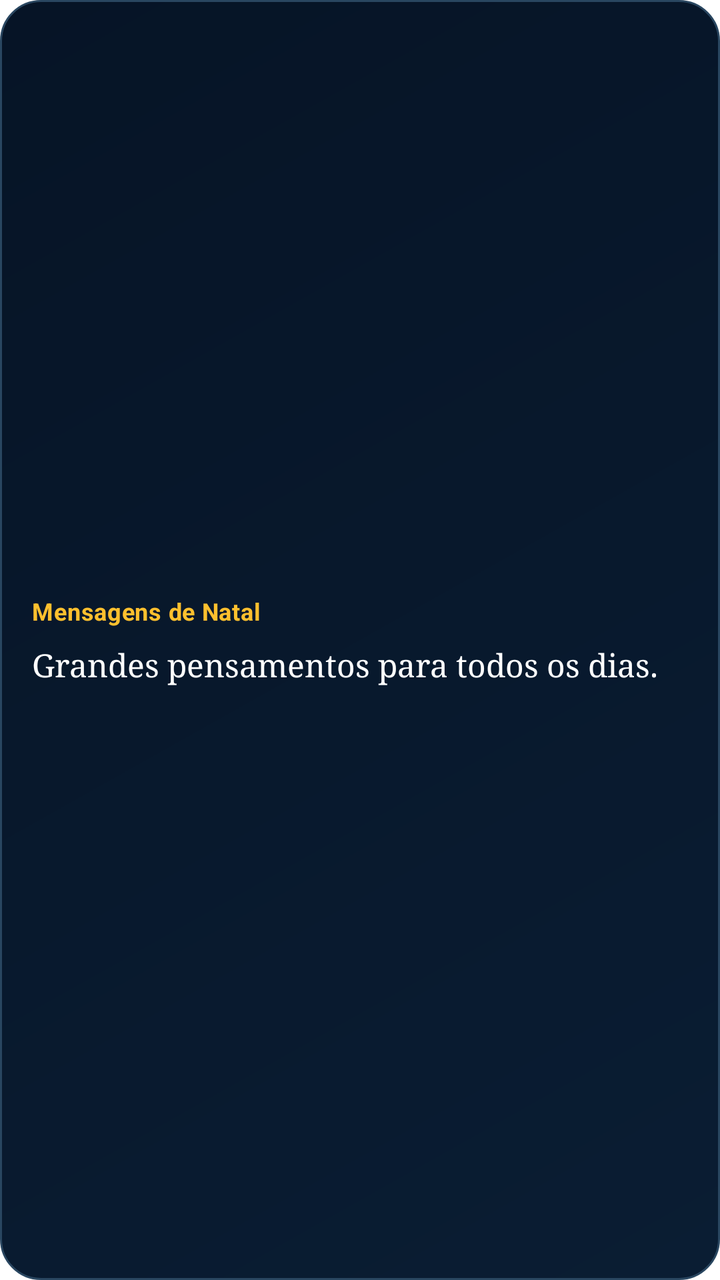
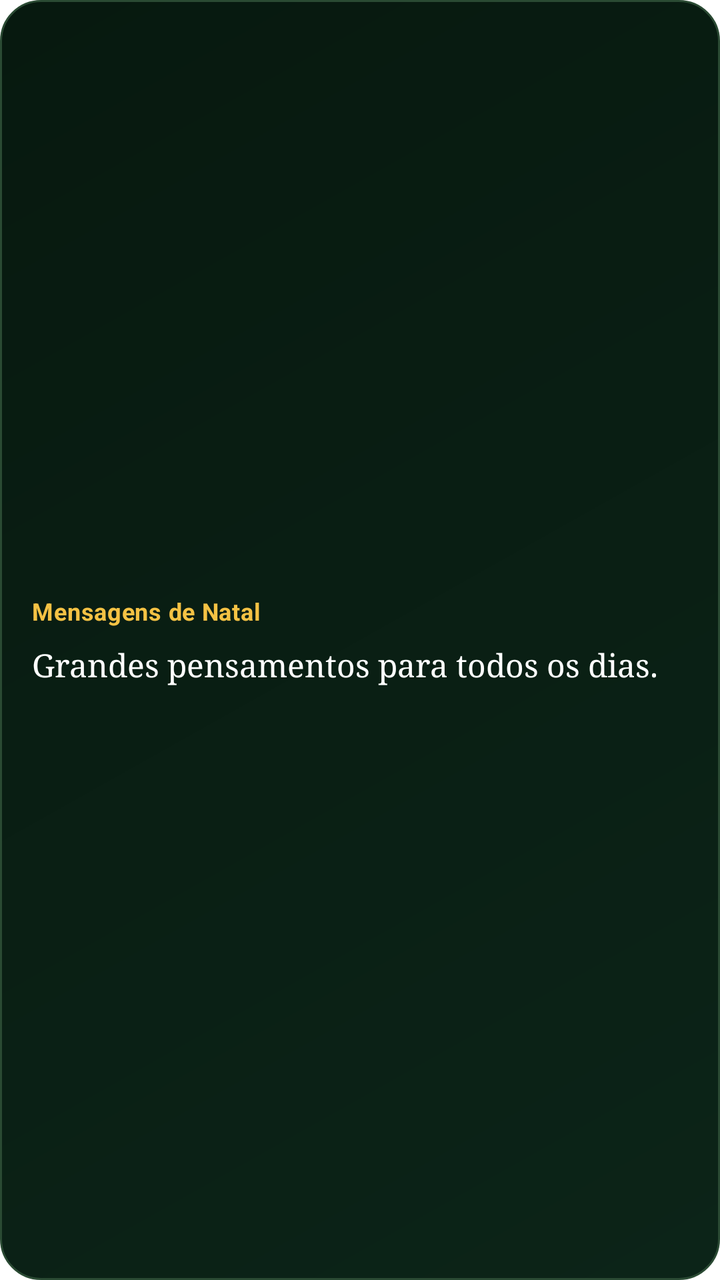

Screens rendered from an Android XML layout before and after an edit, with the pre-edit source and the edit as a unified diff.
<!-- AndroidManifest.xml: fallback theme Theme.MaterialComponents.DayNight.NoActionBar -->
<!-- res/layout/quote_widget.xml -->
<?xml version="1.0" encoding="utf-8"?>
<LinearLayout xmlns:android="http://schemas.android.com/apk/res/android"
    android:id="@+id/widget_root"
    android:layout_width="match_parent"
    android:layout_height="match_parent"
    android:orientation="vertical"
    android:background="@drawable/quote_widget_bg"
    android:padding="16dp"
    android:gravity="center_vertical">

    <TextView
        android:id="@+id/widget_appname"
        android:layout_width="wrap_content"
        android:layout_height="wrap_content"
        android:text="Mensagens de Natal"
        android:textColor="#FFC02E"
        android:textStyle="bold"
        android:textSize="12sp"
        android:letterSpacing="0.02"
        android:layout_marginBottom="8dp" />

    <TextView
        android:id="@+id/widget_quote"
        android:layout_width="match_parent"
        android:layout_height="wrap_content"
        android:text="Grandes pensamentos para todos os dias."
        android:textColor="#FFFFFF"
        android:textSize="16sp"
        android:fontFamily="serif"
        android:maxLines="4"
        android:ellipsize="end"
        android:lineSpacingMultiplier="1.15" />

</LinearLayout>
<!-- resources referenced by this layout -->
<resources>
  <!-- drawable quote_widget_bg (drawable) -->
  <?xml version="1.0" encoding="utf-8"?>
  <shape xmlns:android="http://schemas.android.com/apk/res/android"
      android:shape="rectangle">
      <gradient
          android:startColor="#0A1D33"
          android:endColor="#061426"
          android:angle="135" />
      <corners android:radius="20dp" />
      <stroke android:width="1dp" android:color="#294660" />
  </shape>
</resources>

<!-- the commit's change to res/layout/quote_widget.xml (unified diff, before → after) -->
@@ -13,7 +13,7 @@
         android:layout_width="wrap_content"
         android:layout_height="wrap_content"
         android:text="Mensagens de Natal"
-        android:textColor="#FFC02E"
+        android:textColor="#F5C244"
         android:textStyle="bold"
         android:textSize="12sp"
         android:letterSpacing="0.02"
<!-- resource entries referenced after the edit -->
@@ -5,11 +5,11 @@
   <shape xmlns:android="http://schemas.android.com/apk/res/android"
       android:shape="rectangle">
       <gradient
-          android:startColor="#0A1D33"
-          android:endColor="#061426"
+          android:startColor="#0C2418"
+          android:endColor="#07190F"
           android:angle="135" />
       <corners android:radius="20dp" />
-      <stroke android:width="1dp" android:color="#294660" />
+      <stroke android:width="1dp" android:color="#2A4A33" />
   </shape>
 </resources>
 
